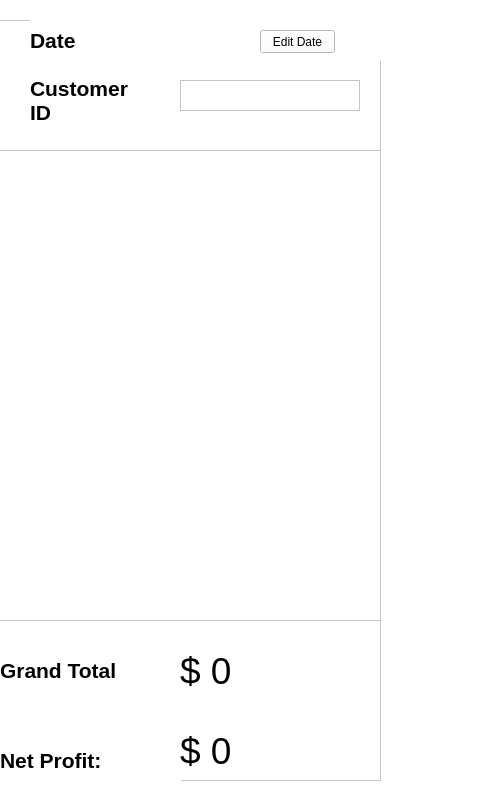
JunlinDu/PHP-SRePS, file app/UserInterface/Pages/SalesWindow.ui: the form before one commit; both pictures show x 920 to 1400 and y 0 to 805 of the 1400 by 805 pixel window.
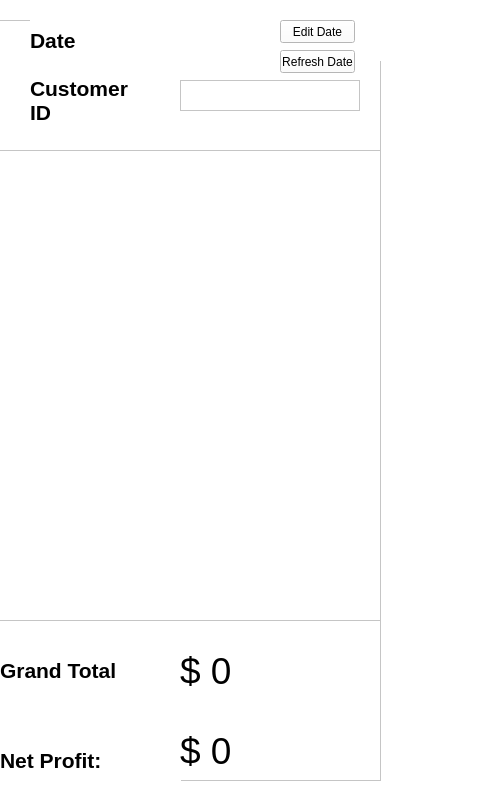
The form after the commit. Icons and pictures are not drawn.

Commit message: sale add to sales main window

The edit to the form file:
```diff
--- a/app/UserInterface/Pages/SalesWindow.ui
+++ b/app/UserInterface/Pages/SalesWindow.ui
@@ -839,7 +839,7 @@
       <rect>
        <x>820</x>
        <y>630</y>
-       <width>101</width>
+       <width>181</width>
        <height>41</height>
       </rect>
      </property>
@@ -857,7 +857,7 @@
       <rect>
        <x>820</x>
        <y>710</y>
-       <width>101</width>
+       <width>181</width>
        <height>41</height>
       </rect>
      </property>
@@ -939,8 +939,8 @@
     <widget class="QPushButton" name="EditDate">
      <property name="geometry">
       <rect>
-       <x>900</x>
-       <y>10</y>
+       <x>920</x>
+       <y>0</y>
        <width>75</width>
        <height>23</height>
       </rect>
@@ -949,6 +949,19 @@
       <string>Edit Date</string>
      </property>
     </widget>
+    <widget class="QPushButton" name="RefreshDate">
+     <property name="geometry">
+      <rect>
+       <x>920</x>
+       <y>30</y>
+       <width>75</width>
+       <height>23</height>
+      </rect>
+     </property>
+     <property name="text">
+      <string>Refresh Date</string>
+     </property>
+    </widget>
    </widget>
   </widget>
   <widget class="QStatusBar" name="statusbar"/>
```
The commit also changes 5 other files.
